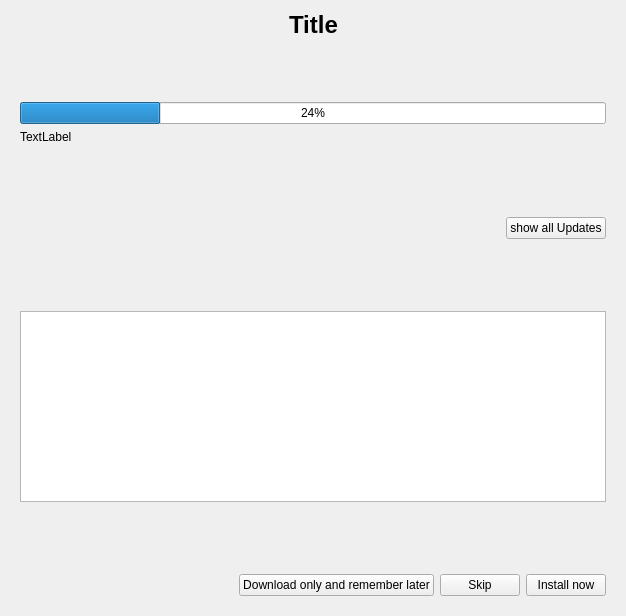
This is libpm/WidgetInteraktiveUpdate.ui in privacymachine/src as Qt 5 draws it before an edit. The edited form follows.
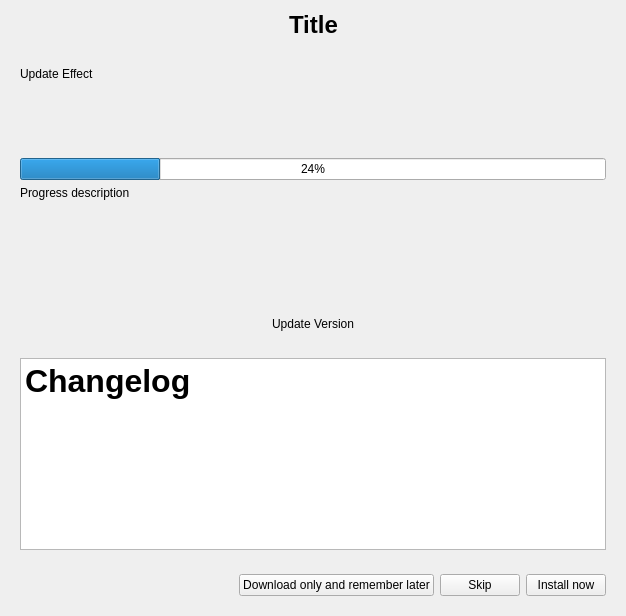
This is the edited form.

Diff of the .ui file:
```diff
--- a/libpm/WidgetInteraktiveUpdate.ui
+++ b/libpm/WidgetInteraktiveUpdate.ui
@@ -56,17 +56,59 @@
      <property name="orientation">
       <enum>Qt::Vertical</enum>
      </property>
+     <property name="sizeType">
+      <enum>QSizePolicy::Fixed</enum>
+     </property>
      <property name="sizeHint" stdset="0">
       <size>
-       <width>20</width>
-       <height>49</height>
+       <width>0</width>
+       <height>10</height>
       </size>
      </property>
     </spacer>
    </item>
+   <item>
+    <widget class="QWidget" name="widgetUpdateEffects" native="true">
+     <layout class="QHBoxLayout" name="horizontalLayout_2">
+      <item>
+       <widget class="QLabel" name="labelUpdateEffects">
+        <property name="text">
+         <string>Update Effect</string>
+        </property>
+       </widget>
+      </item>
+      <item>
+       <spacer name="horizontalSpacer_7">
+        <property name="orientation">
+         <enum>Qt::Horizontal</enum>
+        </property>
+        <property name="sizeHint" stdset="0">
+         <size>
+          <width>40</width>
+          <height>20</height>
+         </size>
+        </property>
+       </spacer>
+      </item>
+     </layout>
+    </widget>
+   </item>
    <item>
     <widget class="QWidget" name="widgetProcessBar" native="true">
      <layout class="QVBoxLayout" name="layoutProgressBar">
+      <item>
+       <spacer name="verticalSpacer_3">
+        <property name="orientation">
+         <enum>Qt::Vertical</enum>
+        </property>
+        <property name="sizeHint" stdset="0">
+         <size>
+          <width>20</width>
+          <height>50</height>
+         </size>
+        </property>
+       </spacer>
+      </item>
       <item>
        <widget class="QProgressBar" name="progressBar">
         <property name="value">
@@ -77,59 +119,13 @@
       <item>
        <widget class="QLabel" name="labelProgressBar">
         <property name="text">
-         <string>TextLabel</string>
+         <string>Progress description</string>
         </property>
        </widget>
       </item>
      </layout>
     </widget>
    </item>
-   <item>
-    <spacer name="verticalSpacer_3">
-     <property name="orientation">
-      <enum>Qt::Vertical</enum>
-     </property>
-     <property name="sizeHint" stdset="0">
-      <size>
-       <width>20</width>
-       <height>50</height>
-      </size>
-     </property>
-    </spacer>
-   </item>
-   <item>
-    <widget class="QWidget" name="widgetUpdateSelector" native="true">
-     <layout class="QVBoxLayout" name="layoutUpdates">
-      <item>
-       <layout class="QVBoxLayout" name="layoutRadioButtons"/>
-      </item>
-      <item>
-       <layout class="QHBoxLayout" name="horizontalLayout_2">
-        <item>
-         <spacer name="horizontalSpacer_3">
-          <property name="orientation">
-           <enum>Qt::Horizontal</enum>
-          </property>
-          <property name="sizeHint" stdset="0">
-           <size>
-            <width>40</width>
-            <height>20</height>
-           </size>
-          </property>
-         </spacer>
-        </item>
-        <item>
-         <widget class="QPushButton" name="buttonShowAllUpdates">
-          <property name="text">
-           <string>show all Updates</string>
-          </property>
-         </widget>
-        </item>
-       </layout>
-      </item>
-     </layout>
-    </widget>
-   </item>
    <item>
     <spacer name="verticalSpacer_2">
      <property name="orientation">
@@ -138,33 +134,70 @@
      <property name="sizeHint" stdset="0">
       <size>
        <width>20</width>
-       <height>49</height>
+       <height>40</height>
       </size>
      </property>
     </spacer>
    </item>
+   <item>
+    <widget class="QWidget" name="widgetUpdateTitle" native="true">
+     <layout class="QHBoxLayout" name="horizontalLayout">
+      <item>
+       <spacer name="horizontalSpacer_3">
+        <property name="orientation">
+         <enum>Qt::Horizontal</enum>
+        </property>
+        <property name="sizeHint" stdset="0">
+         <size>
+          <width>40</width>
+          <height>20</height>
+         </size>
+        </property>
+       </spacer>
+      </item>
+      <item>
+       <widget class="QLabel" name="labelUpdateTitle">
+        <property name="text">
+         <string>Update Version</string>
+        </property>
+       </widget>
+      </item>
+      <item>
+       <spacer name="horizontalSpacer_5">
+        <property name="orientation">
+         <enum>Qt::Horizontal</enum>
+        </property>
+        <property name="sizeHint" stdset="0">
+         <size>
+          <width>40</width>
+          <height>20</height>
+         </size>
+        </property>
+       </spacer>
+      </item>
+     </layout>
+    </widget>
+   </item>
    <item>
     <widget class="QWidget" name="widgetTextEdit" native="true">
      <layout class="QVBoxLayout" name="verticalLayout">
       <item>
-       <widget class="QTextEdit" name="textEditDescription"/>
+       <widget class="QTextEdit" name="textEditDescription">
+        <property name="html">
+         <string>&lt;!DOCTYPE HTML PUBLIC &quot;-//W3C//DTD HTML 4.0//EN&quot; &quot;http://www.w3.org/TR/REC-html40/strict.dtd&quot;&gt;
+&lt;html&gt;&lt;head&gt;&lt;meta name=&quot;qrichtext&quot; content=&quot;1&quot; /&gt;&lt;style type=&quot;text/css&quot;&gt;
+p, li { white-space: pre-wrap; }
+&lt;/style&gt;&lt;/head&gt;&lt;body style=&quot; font-family:'Sans'; font-size:10pt; font-weight:400; font-style:normal;&quot;&gt;
+&lt;p style=&quot; margin-top:0px; margin-bottom:0px; margin-left:0px; margin-right:0px; -qt-block-indent:0; text-indent:0px;&quot;&gt;&lt;span style=&quot; font-size:24pt; font-weight:600;&quot;&gt;Changelog&lt;/span&gt;&lt;/p&gt;&lt;/body&gt;&lt;/html&gt;</string>
+        </property>
+        <property name="placeholderText">
+         <string/>
+        </property>
+       </widget>
       </item>
      </layout>
     </widget>
    </item>
-   <item>
-    <spacer name="verticalSpacer">
-     <property name="orientation">
-      <enum>Qt::Vertical</enum>
-     </property>
-     <property name="sizeHint" stdset="0">
-      <size>
-       <width>20</width>
-       <height>49</height>
-      </size>
-     </property>
-    </spacer>
-   </item>
    <item>
     <widget class="QWidget" name="widgetButtons" native="true">
      <layout class="QHBoxLayout" name="layoutButtons">
```
Left out of the diff: 10 changed lines with no effect on the pictures.
